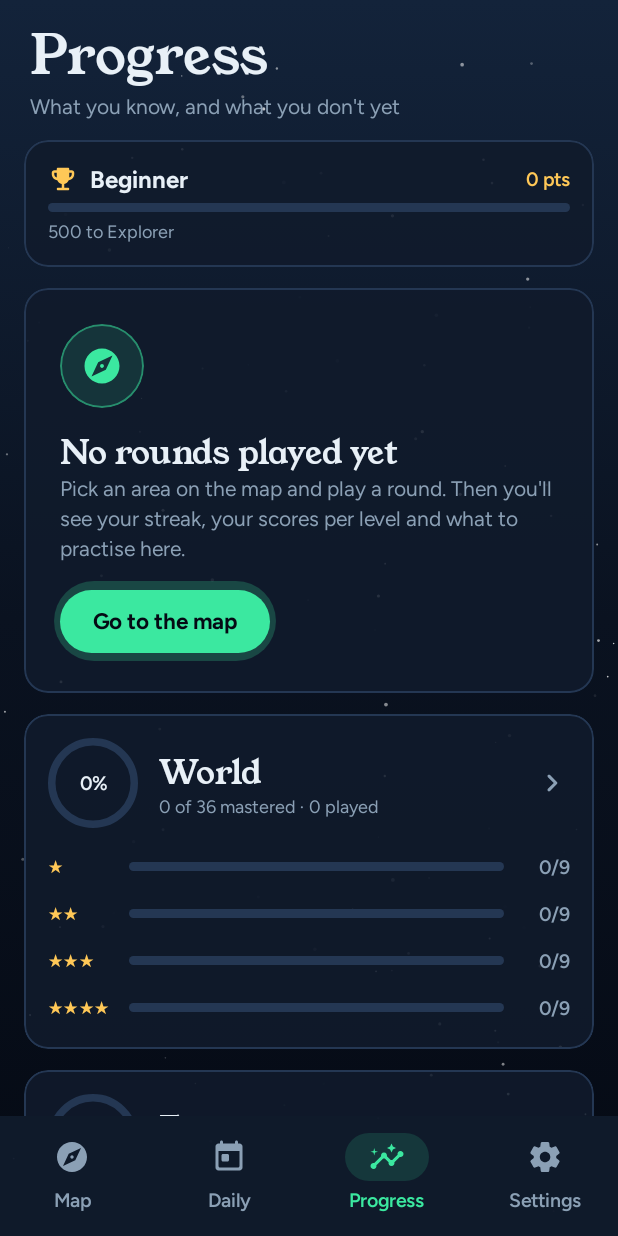
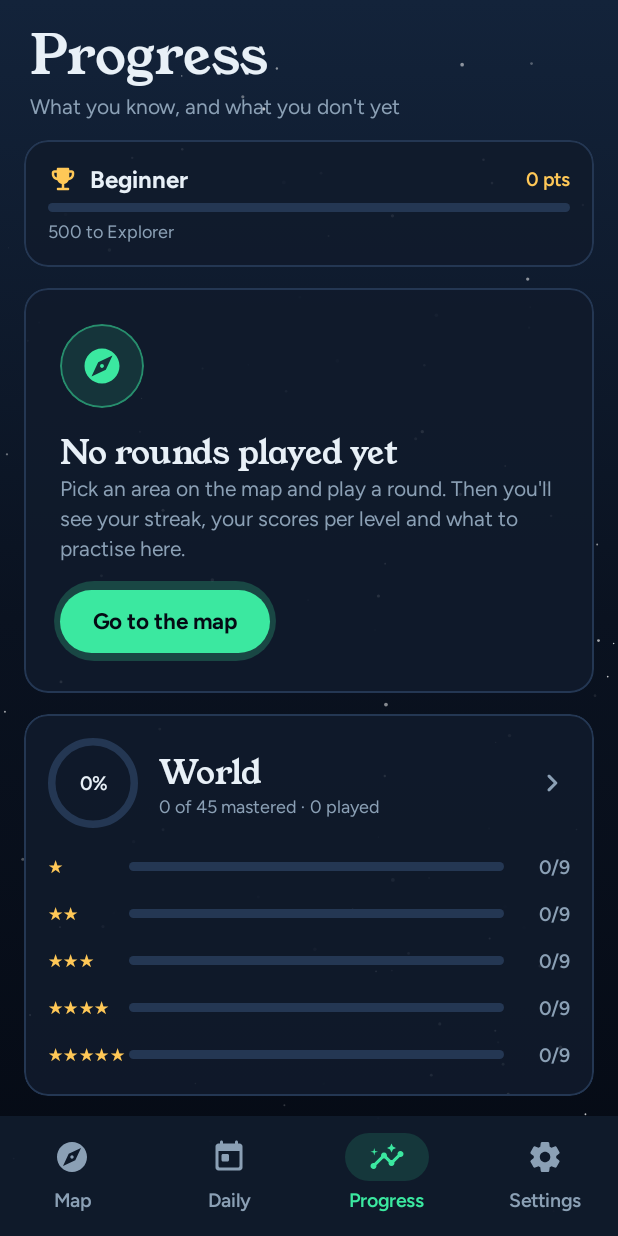
Before and after one commit to VvWijhe/topo_app, an Android app built with Jetpack Compose: the screen it shows after launch (MainActivity), item 3 of the bottom bar chosen, on a phone screen of 412 x 824 dp. Run offline under Robolectric (Android 15) with nearby library versions, the phone set to English and light mode, and no system bars.

Commit message:
Five levels: tap/choose everything (★★★★) before typing everything (★★★★★); recognised Morocco border
- ★★★★ is now all items with tapping or 6 choices; ★★★★★ (Master) is
  all items, typed. Old ★★★★ scores (typed) move to ★★★★★ once and also
  count for the new ★★★★. Points: 10/20/30/40/60 per answer.
- Morocco and Western Sahara now follow the internationally recognised
  border at 27°40' N (Natural Earth's German/Spanish point of view) instead
  of the Moroccan berm. Morocco no longer touches the Tropic of Cancer.

Co-Authored-By: Claude Opus 5.5 <noreply@anthropic.com>
Claude-Session: https://claude.ai/code/session_01KVvrxWTd7qLRW3tf3vRBHP

```diff
--- a/app/src/main/java/nl/topo/app/MainActivity.kt
+++ b/app/src/main/java/nl/topo/app/MainActivity.kt
@@ -1,6 +1,8 @@
 package nl.topo.app
 
 import android.os.Bundle
+import androidx.lifecycle.lifecycleScope
+import kotlinx.coroutines.launch
 import androidx.activity.ComponentActivity
 import androidx.activity.SystemBarStyle
 import androidx.activity.compose.setContent
@@ -26,6 +28,7 @@ class MainActivity : ComponentActivity() {
             navigationBarStyle = SystemBarStyle.dark(android.graphics.Color.TRANSPARENT),
         )
         val container = (application as TopoApplication).container
+        lifecycleScope.launch { container.progress.migrateToFiveLevels() }
         setContent {
             val settings by container.settings.settings.collectAsStateWithLifecycle(Settings())
             CompositionLocalProvider(LocalAppContainer provides container, LocalLang provides settings.language, LocalHighContrast provides settings.highContrast) {
--- a/app/src/main/java/nl/topo/app/data/content/Content.kt
+++ b/app/src/main/java/nl/topo/app/data/content/Content.kt
@@ -62,7 +62,8 @@ object Levels {
         Level(1, Txt("Easy", "Makkelijk"), Txt("4 choices", "4 keuzes")),
         Level(2, Txt("Medium", "Gemiddeld"), Txt("4 harder choices", "4 lastigere keuzes")),
         Level(3, Txt("Hard", "Moeilijk"), Txt("6 tricky choices", "6 lastige keuzes")),
-        Level(4, Txt("Expert", "Expert"), Txt("type it yourself", "zelf typen")),
+        Level(4, Txt("Expert", "Expert"), Txt("everything, 6 choices", "alles, 6 keuzes")),
+        Level(5, Txt("Master", "Meester"), Txt("type it yourself", "zelf typen")),
     )
     /** Vanaf deze score telt een vakje als 'gekend'. */
     const val MASTERED = 90
@@ -89,7 +90,7 @@ object Content {
         available = true,
         kind = RegionKind.COUNTRY,
         countryCode = "NLD",
-        levelScope = listOf(Txt("the basics", "de basis"), Txt("more places", "meer plaatsen"), Txt("everything", "alles"), Txt("everything", "alles")),
+        levelScope = listOf(Txt("the basics", "de basis"), Txt("more places", "meer plaatsen"), Txt("almost everything", "bijna alles"), Txt("everything", "alles"), Txt("everything", "alles")),
         groups = listOf(
             TopicGroup(
                 Txt("Topography", "Topografie"), Txt("The map of the Netherlands", "De kaart van Nederland"),
@@ -111,7 +112,7 @@ object Content {
         available = true,
         kind = RegionKind.CONTINENT,
         continent = Continent.EU,
-        levelScope = listOf(Txt("best-known countries", "bekendste landen"), Txt("more countries", "meer landen"), Txt("almost all", "bijna alle landen"), Txt("all 50 countries", "alle 50 landen")),
+        levelScope = listOf(Txt("best-known countries", "bekendste landen"), Txt("more countries", "meer landen"), Txt("almost all", "bijna alle landen"), Txt("all 50 countries", "alle 50 landen"), Txt("all 50 countries", "alle 50 landen")),
         groups = listOf(
             TopicGroup(
                 Txt("Countries", "Landen"), Txt("All about the 50 countries of Europe", "Alles over de 50 landen van Europa"),
@@ -147,7 +148,7 @@ object Content {
 
     private val continentScope = listOf(
         Txt("best-known countries", "bekendste landen"), Txt("more countries", "meer landen"),
-        Txt("almost all", "bijna alle landen"), Txt("all countries", "alle landen"),
+        Txt("almost all", "bijna alle landen"), Txt("all countries", "alle landen"), Txt("all countries", "alle landen"),
     )
 
     private fun continent(id: RegionId, c: Continent, name: Txt, tagline: Txt) = Region(
--- a/app/src/main/java/nl/topo/app/data/prefs/ProgressRepository.kt
+++ b/app/src/main/java/nl/topo/app/data/prefs/ProgressRepository.kt
@@ -30,10 +30,10 @@ data class Progress(
     fun best(region: RegionId, topicId: String, level: Int): Int? = best[key(region, topicId, level)]
 
     fun mastered(region: Region): Int =
-        region.topics.sumOf { t -> (1..4).count { lv -> (best(region.id, t.id, lv) ?: 0) >= Levels.MASTERED } }
+        region.topics.sumOf { t -> Levels.all.count { lv -> (best(region.id, t.id, lv.stars) ?: 0) >= Levels.MASTERED } }
 
     fun played(region: Region): Int =
-        region.topics.sumOf { t -> (1..4).count { lv -> best(region.id, t.id, lv) != null } }
+        region.topics.sumOf { t -> Levels.all.count { lv -> best(region.id, t.id, lv.stars) != null } }
 
     fun masteredAtLevel(region: Region, level: Int): Int =
         region.topics.count { t -> (best(region.id, t.id, level) ?: 0) >= Levels.MASTERED }
@@ -88,7 +88,7 @@ class ProgressRepository(private val store: DataStore<Preferences>) {
         var outcome = RoundOutcome(false, emptyList(), 0, 0, emptyList())
         store.edit { p ->
             val awards = mutableListOf<Award>()
-            val stars = level.coerceIn(1, 4)
+            val stars = level.coerceIn(1, Levels.all.size)
             val bestKey = intPreferencesKey(Keys.BEST_PREFIX + Progress.key(region, topicId, level))
             val old = p[bestKey]
             val record = old == null || percent > old
@@ -196,6 +196,24 @@ class ProgressRepository(private val store: DataStore<Preferences>) {
         return outcome
     }
 
+    /**
+     * Eenmalig bij de overstap naar vijf niveaus: de oude ★★★★ (alles typen) heet nu ★★★★★.
+     * Die score gaat naar ★★★★★ en telt ook voor de nieuwe ★★★★ (alles aantikken/kiezen).
+     */
+    suspend fun migrateToFiveLevels() {
+        store.edit { p ->
+            val flag = intPreferencesKey("progress/levels5")
+            if (p[flag] != null) return@edit
+            val old4 = p.asMap().entries.filter { it.key.name.startsWith(Keys.BEST_PREFIX) && it.key.name.endsWith("/4") }
+            for ((k, v) in old4) {
+                val score = v as? Int ?: continue
+                val five = intPreferencesKey(k.name.removeSuffix("/4") + "/5")
+                if (p[five] == null) p[five] = score
+            }
+            p[flag] = 1
+        }
+    }
+
     suspend fun reset() {
         store.edit { p ->
             p.asMap().keys
@@ -231,8 +249,8 @@ data class RoundOutcome(
 }
 
 object Points {
-    /** Punten per goed antwoord: ★ 10, ★★ 20, ★★★ 30, ★★★★ 50. */
-    fun perAnswer(stars: Int) = when (stars) { 1 -> 10; 2 -> 20; 3 -> 30; else -> 50 }
+    /** Punten per goed antwoord: ★ 10, ★★ 20, ★★★ 30, ★★★★ 40, ★★★★★ 60. */
+    fun perAnswer(stars: Int) = when (stars) { 1 -> 10; 2 -> 20; 3 -> 30; 4 -> 40; else -> 60 }
 }
 
 /** Rangen op basis van je totaal aantal punten. */
--- a/app/src/main/java/nl/topo/app/data/quiz/Engine.kt
+++ b/app/src/main/java/nl/topo/app/data/quiz/Engine.kt
@@ -255,11 +255,11 @@ object Levels4 {
         val l1 = min(n, max(10, (n * 0.35).roundToInt()))
         val l2 = min(n, max(l1, (n * 0.6).roundToInt()))
         val l3 = min(n, max(l2, (n * 0.85).roundToInt()))
-        return when (level) { 1 -> l1; 2 -> l2; 3 -> l3; else -> n }
+        return when (level) { 1 -> l1; 2 -> l2; 3 -> l3; else -> n } // ★★★★ en ★★★★★: alles
     }
 
     fun <T> pool(ordered: List<T>, level: Int): List<T> = ordered.take(size(ordered.size, level))
 
-    /** Aantal keuzes per niveau (0 = zelf typen). */
-    fun options(level: Int) = when (level) { 1, 2 -> 4; 3 -> 6; else -> 0 }
+    /** Aantal keuzes per niveau (0 = zelf typen). ★★★★: alles met keuzes/aantikken, ★★★★★: alles typen. */
+    fun options(level: Int) = when (level) { 1, 2 -> 4; 3, 4 -> 6; else -> 0 }
 }
--- a/app/src/main/java/nl/topo/app/data/quiz/QuizFactory.kt
+++ b/app/src/main/java/nl/topo/app/data/quiz/QuizFactory.kt
@@ -273,7 +273,8 @@ object QuizFactory {
             1 -> listOf(0.2, 0.35, 2.8, 4.5, 7.0)
             2 -> listOf(0.3, 0.5, 2.0, 3.0)
             3 -> listOf(0.45, 0.6, 1.6, 2.1, 2.8, 0.75)
-            else -> listOf(0.55, 0.7, 1.35, 1.7, 2.2, 0.8)
+            4 -> listOf(0.55, 0.7, 1.35, 1.7, 2.2, 0.8)
+            else -> listOf(0.6, 0.75, 1.25, 1.5, 1.85, 0.85)
         }
         val n = if (level >= 3) 6 else 4
         return QuizSetup(title, pool.map { it.code }, null) { id, rnd ->
--- a/app/src/main/java/nl/topo/app/ui/progress/ProgressScreen.kt
+++ b/app/src/main/java/nl/topo/app/ui/progress/ProgressScreen.kt
@@ -127,7 +127,7 @@ private fun RegionProgress(region: Region, progress: Progress, onOpen: () -> Uni
             }
         }
         // zwakste plekken: gespeeld maar nog niet gekend
-        val weak = region.topics.flatMap { t -> (1..4).mapNotNull { lv -> progress.best(region.id, t.id, lv)?.takeIf { it < Levels.MASTERED }?.let { Triple(t, lv, it) } } }
+        val weak = region.topics.flatMap { t -> (1..Levels.all.size).mapNotNull { lv -> progress.best(region.id, t.id, lv)?.takeIf { it < Levels.MASTERED }?.let { Triple(t, lv, it) } } }
             .sortedBy { it.third }.take(3)
         if (weak.isNotEmpty()) {
             Spacer(Modifier.height(14.dp))
--- a/app/src/main/java/nl/topo/app/ui/quiz/QuizScreen.kt
+++ b/app/src/main/java/nl/topo/app/ui/quiz/QuizScreen.kt
@@ -98,7 +98,7 @@ private fun QuizRoute(region: Region, topicId: String, startLevel: Int, onBack:
         mapLabels = settings.mapLabels,
         outcome = outcome,
         onBack = onBack,
-        onNextLevel = if (level < 4) ({ level += 1 }) else null,
+        onNextLevel = if (level < Levels.all.size) ({ level += 1 }) else null,
     )
 }
 
```
Also changed, not shown: app/src/main/java/nl/topo/app/ui/region/RegionScreen.kt (+6 -6 lines), app/src/main/assets/geo/world.json, 2 other files.
